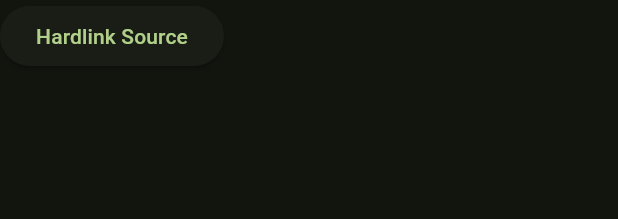
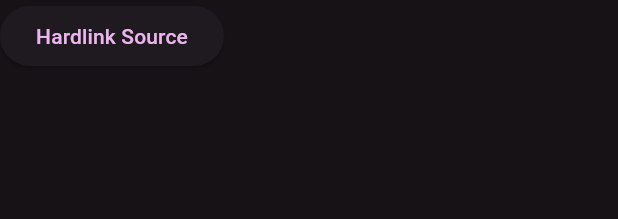
Before and after one commit to RA341/alt, a Flutter app: the HardlinkButtons widget shown alone on an empty page, opened directly, on a phone screen of 412 x 824 dp. Shown: the top 219 px of the screen. Run offline on Flutter 3.47's test engine with Material 3 defaults, Android fonts, the phone set to English and light mode, and no system bars; our stand-ins replace flutter_riverpod, logger; missing offline and left inert: grpc, protobuf; statements that could not run were skipped.

Commit message:
fix: theming

```diff
--- a/lib/main.dart
+++ b/lib/main.dart
@@ -25,7 +25,7 @@ class MyApp extends StatelessWidget {
       debugShowCheckedModeBanner: false,
       theme: ThemeData(
         colorScheme: ColorScheme.fromSeed(
-          seedColor: Colors.lightGreenAccent,
+          seedColor: Colors.purpleAccent,
           brightness: Brightness.dark,
         ),
         useMaterial3: true,
--- a/lib/presentation/folder_view.dart
+++ b/lib/presentation/folder_view.dart
@@ -106,7 +106,10 @@ class _FolderViewState extends ConsumerState<FolderView> {
                   icon: const Icon(Icons.refresh),
                 )
               ],
-              backgroundColor: Theme.of(context).colorScheme.inversePrimary,
+              backgroundColor: Theme
+                  .of(context)
+                  .colorScheme
+                  .inversePrimary,
               title: Text(data.fullPath),
             ),
             Expanded(
@@ -317,30 +320,48 @@ class HardlinkButtons extends ConsumerWidget {
               ? null
               : () {
             if (isSrcSelected) {
-                    ref.read(srcPathProvider.notifier).state = '';
+              ref
+                  .read(srcPathProvider.notifier)
+                  .state = '';
               return;
             }
-                  ref.read(srcPathProvider.notifier).state = path;
+            ref
+                .read(srcPathProvider.notifier)
+                .state = path;
           },
           style: ElevatedButton.styleFrom(
-            backgroundColor: isSrcSelected ? Colors.blue : null,
+            backgroundColor: isSrcSelected
+                ? Theme
+                .of(context)
+                .highlightColor
+                .withGreen(30)
+                : null,
           ),
           child: const Text('Hardlink Source'),
         ),
         const SizedBox(width: 10),
-        if (!isFile) // we don't want a file as the hardlink destination
+        if (!isFile) // a file should not be hardlink destination
           ElevatedButton(
             onPressed: isSrcSelected
                 ? null
                 : () {
               if (isDestSelected) {
-                      ref.read(destPathProvider.notifier).state = '';
+                ref
+                    .read(destPathProvider.notifier)
+                    .state = '';
                 return;
               }
-                    ref.read(destPathProvider.notifier).state = path;
+              ref
+                  .read(destPathProvider.notifier)
+                  .state = path;
             },
             style: ElevatedButton.styleFrom(
-              backgroundColor: isDestSelected ? Colors.lightGreen : null,
+              backgroundColor: isDestSelected
+                  ? Theme
+                  .of(context)
+                  .primaryColorDark
+                  .withGreen(50)
+                  : null,
             ),
             child: const Text('Hardlink Destination'),
           ),
```
Also changed, not shown: lib/presentation/hardlink_bar.dart (+23 -13 lines), 1 other file. Lines whose indentation alone changed are shown as unchanged.
